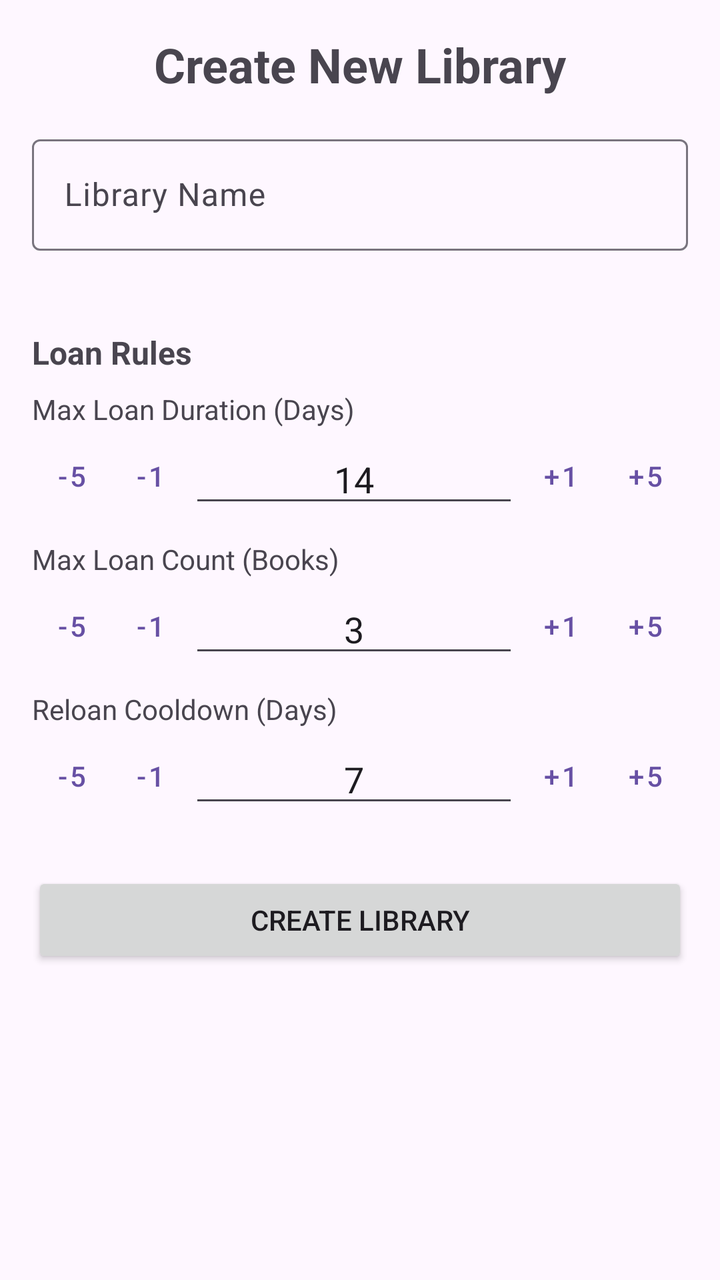
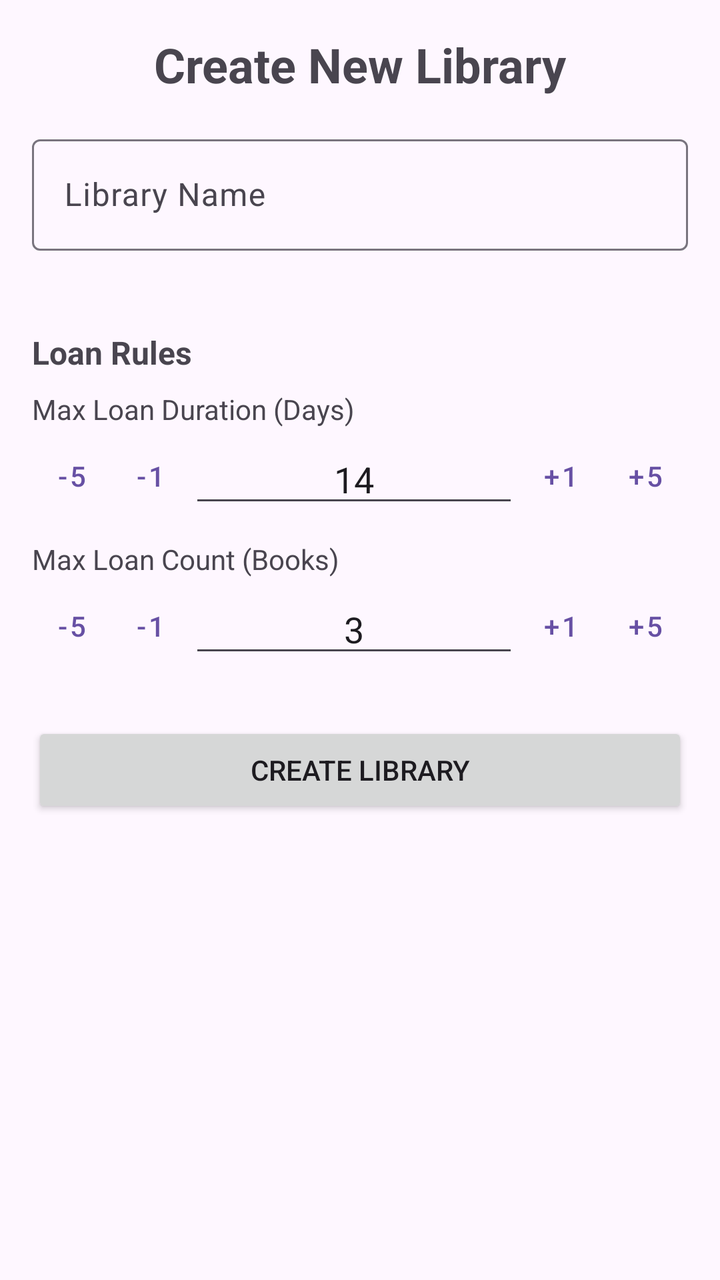

An Android layout rendered at two revisions. The XML below is the earlier revision; the diff shows what the commit changed to produce the second picture.
<!-- AndroidManifest.xml: application theme Theme.Books_Project -->
<!-- res/layout/activity_create_library.xml -->
<?xml version="1.0" encoding="utf-8"?>
<ScrollView xmlns:android="http://schemas.android.com/apk/res/android"
    xmlns:app="http://schemas.android.com/apk/res-auto"
    xmlns:tools="http://schemas.android.com/tools"
    android:layout_width="match_parent"
    android:layout_height="match_parent"
    tools:context=".CreateLibraryActivity">

    <LinearLayout
        android:layout_width="match_parent"
        android:layout_height="wrap_content"
        android:orientation="vertical"
        android:padding="16dp">

        <TextView
            android:layout_width="wrap_content"
            android:layout_height="wrap_content"
            android:layout_gravity="center_horizontal"
            android:layout_marginBottom="16dp"
            android:text="Create New Library"
            android:textSize="24sp"
            android:textStyle="bold" />

        <com.google.android.material.textfield.TextInputLayout
            android:layout_width="match_parent"
            android:layout_height="wrap_content"
            android:layout_marginBottom="16dp"
            android:hint="Library Name">

            <com.google.android.material.textfield.TextInputEditText
                android:id="@+id/etLibName"
                android:layout_width="match_parent"
                android:layout_height="wrap_content"
                android:inputType="textCapWords" />
        </com.google.android.material.textfield.TextInputLayout>

        
        <TextView
            android:layout_width="wrap_content"
            android:layout_height="wrap_content"
            android:layout_marginTop="24dp"
            android:layout_marginBottom="8dp"
            android:text="Loan Rules"
            android:textSize="16sp"
            android:textStyle="bold" />

        
        <TextView
            android:layout_width="wrap_content"
            android:layout_height="wrap_content"
            android:text="Max Loan Duration (Days)" />

        <LinearLayout
            android:layout_width="match_parent"
            android:layout_height="wrap_content"
            android:gravity="center_vertical"
            android:orientation="horizontal">

            <Button
                android:id="@+id/btnDurMin5"
                style="@style/Widget.MaterialComponents.Button.TextButton"
                android:layout_width="wrap_content"
                android:layout_height="wrap_content"
                android:minWidth="0dp"
                android:paddingHorizontal="12dp"
                android:text="-5" />

            <Button
                android:id="@+id/btnDurMin1"
                style="@style/Widget.MaterialComponents.Button.TextButton"
                android:layout_width="wrap_content"
                android:layout_height="wrap_content"
                android:minWidth="0dp"
                android:paddingHorizontal="12dp"
                android:text="-1" />

            <EditText
                android:id="@+id/etMaxDuration"
                android:layout_width="0dp"
                android:layout_height="wrap_content"
                android:layout_weight="1"
                android:gravity="center"
                android:inputType="number"
                android:text="14" />

            <Button
                android:id="@+id/btnDurPls1"
                style="@style/Widget.MaterialComponents.Button.TextButton"
                android:layout_width="wrap_content"
                android:layout_height="wrap_content"
                android:minWidth="0dp"
                android:paddingHorizontal="12dp"
                android:text="+1" />

            <Button
                android:id="@+id/btnDurPls5"
                style="@style/Widget.MaterialComponents.Button.TextButton"
                android:layout_width="wrap_content"
                android:layout_height="wrap_content"
                android:minWidth="0dp"
                android:paddingHorizontal="12dp"
                android:text="+5" />
        </LinearLayout>

        
        <TextView
            android:layout_width="wrap_content"
            android:layout_height="wrap_content"
            android:layout_marginTop="8dp"
            android:text="Max Loan Count (Books)" />

        <LinearLayout
            android:layout_width="match_parent"
            android:layout_height="wrap_content"
            android:gravity="center_vertical"
            android:orientation="horizontal">

            <Button
                android:id="@+id/btnCountMin5"
                style="@style/Widget.MaterialComponents.Button.TextButton"
                android:layout_width="wrap_content"
                android:layout_height="wrap_content"
                android:minWidth="0dp"
                android:paddingHorizontal="12dp"
                android:text="-5" />

            <Button
                android:id="@+id/btnCountMin1"
                style="@style/Widget.MaterialComponents.Button.TextButton"
                android:layout_width="wrap_content"
                android:layout_height="wrap_content"
                android:minWidth="0dp"
                android:paddingHorizontal="12dp"
                android:text="-1" />

            <EditText
                android:id="@+id/etMaxCount"
                android:layout_width="0dp"
                android:layout_height="wrap_content"
                android:layout_weight="1"
                android:gravity="center"
                android:inputType="number"
                android:text="3" />

            <Button
                android:id="@+id/btnCountPls1"
                style="@style/Widget.MaterialComponents.Button.TextButton"
                android:layout_width="wrap_content"
                android:layout_height="wrap_content"
                android:minWidth="0dp"
                android:paddingHorizontal="12dp"
                android:text="+1" />

            <Button
                android:id="@+id/btnCountPls5"
                style="@style/Widget.MaterialComponents.Button.TextButton"
                android:layout_width="wrap_content"
                android:layout_height="wrap_content"
                android:minWidth="0dp"
                android:paddingHorizontal="12dp"
                android:text="+5" />
        </LinearLayout>


        
        <TextView
            android:layout_width="wrap_content"
            android:layout_height="wrap_content"
            android:layout_marginTop="8dp"
            android:text="Reloan Cooldown (Days)" />

        <LinearLayout
            android:layout_width="match_parent"
            android:layout_height="wrap_content"
            android:gravity="center_vertical"
            android:orientation="horizontal">

            <Button
                android:id="@+id/btnCoolMin5"
                style="@style/Widget.MaterialComponents.Button.TextButton"
                android:layout_width="wrap_content"
                android:layout_height="wrap_content"
                android:minWidth="0dp"
                android:paddingHorizontal="12dp"
                android:text="-5" />

            <Button
                android:id="@+id/btnCoolMin1"
                style="@style/Widget.MaterialComponents.Button.TextButton"
                android:layout_width="wrap_content"
                android:layout_height="wrap_content"
                android:minWidth="0dp"
                android:paddingHorizontal="12dp"
                android:text="-1" />

            <EditText
                android:id="@+id/etCooldown"
                android:layout_width="0dp"
                android:layout_height="wrap_content"
                android:layout_weight="1"
                android:gravity="center"
                android:inputType="number"
                android:text="7" />

            <Button
                android:id="@+id/btnCoolPls1"
                style="@style/Widget.MaterialComponents.Button.TextButton"
                android:layout_width="wrap_content"
                android:layout_height="wrap_content"
                android:minWidth="0dp"
                android:paddingHorizontal="12dp"
                android:text="+1" />

            <Button
                android:id="@+id/btnCoolPls5"
                style="@style/Widget.MaterialComponents.Button.TextButton"
                android:layout_width="wrap_content"
                android:layout_height="wrap_content"
                android:minWidth="0dp"
                android:paddingHorizontal="12dp"
                android:text="+5" />
        </LinearLayout>

        <Button
            android:id="@+id/btnCreateLibrary"
            android:layout_width="match_parent"
            android:layout_height="wrap_content"
            android:layout_marginTop="24dp"
            android:padding="12dp"
            android:text="Create Library" />

    </LinearLayout>
</ScrollView>
<!-- resources referenced by this layout -->
<resources>
  <style name="Theme.Books_Project" parent="Base.Theme.Books_Project" />
  <style name="Base.Theme.Books_Project" parent="Theme.Material3.DayNight.NoActionBar">
          
          
      </style>
</resources>

<!-- the commit's change to res/layout/activity_create_library.xml (unified diff, before → after) -->
@@ -162,64 +162,6 @@
         </LinearLayout>
 
 
-        
-        <TextView
-            android:layout_width="wrap_content"
-            android:layout_height="wrap_content"
-            android:layout_marginTop="8dp"
-            android:text="Reloan Cooldown (Days)" />
-
-        <LinearLayout
-            android:layout_width="match_parent"
-            android:layout_height="wrap_content"
-            android:gravity="center_vertical"
-            android:orientation="horizontal">
-
-            <Button
-                android:id="@+id/btnCoolMin5"
-                style="@style/Widget.MaterialComponents.Button.TextButton"
-                android:layout_width="wrap_content"
-                android:layout_height="wrap_content"
-                android:minWidth="0dp"
-                android:paddingHorizontal="12dp"
-                android:text="-5" />
-
-            <Button
-                android:id="@+id/btnCoolMin1"
-                style="@style/Widget.MaterialComponents.Button.TextButton"
-                android:layout_width="wrap_content"
-                android:layout_height="wrap_content"
-                android:minWidth="0dp"
-                android:paddingHorizontal="12dp"
-                android:text="-1" />
-
-            <EditText
-                android:id="@+id/etCooldown"
-                android:layout_width="0dp"
-                android:layout_height="wrap_content"
-                android:layout_weight="1"
-                android:gravity="center"
-                android:inputType="number"
-                android:text="7" />
-
-            <Button
-                android:id="@+id/btnCoolPls1"
-                style="@style/Widget.MaterialComponents.Button.TextButton"
-                android:layout_width="wrap_content"
-                android:layout_height="wrap_content"
-                android:minWidth="0dp"
-                android:paddingHorizontal="12dp"
-                android:text="+1" />
-
-            <Button
-                android:id="@+id/btnCoolPls5"
-                style="@style/Widget.MaterialComponents.Button.TextButton"
-                android:layout_width="wrap_content"
-                android:layout_height="wrap_content"
-                android:minWidth="0dp"
-                android:paddingHorizontal="12dp"
-                android:text="+5" />
-        </LinearLayout>
 
         <Button
             android:id="@+id/btnCreateLibrary"
